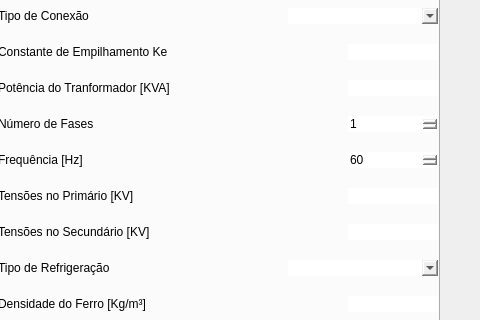
The window that GUI/main.ui (Danilodcn/TrafoTCC) describes before a commit, drawn with Qt 5; both pictures show x 101 to 581 and y 144 to 464 of the 581 by 603 pixel window.
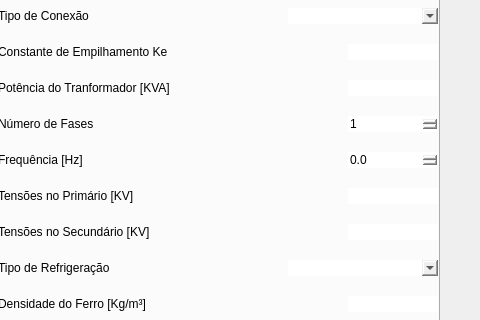
The same window after the commit. The open tabs and pages were chosen to show the change. Icons and pictures are not drawn.

```diff
--- a/GUI/main.ui
+++ b/GUI/main.ui
@@ -2485,21 +2485,21 @@
               </widget>
              </item>
              <item>
-              <widget class="QSpinBox" name="spinBox_frequencia_hz">
+              <widget class="QDoubleSpinBox" name="spinBox_frequencia_hz">
                <property name="maximumSize">
                 <size>
                  <width>90</width>
                  <height>16777215</height>
                 </size>
                </property>
-               <property name="minimum">
-                <number>0</number>
+               <property name="decimals">
+                <number>1</number>
                </property>
                <property name="maximum">
-                <number>200</number>
+                <double>200.000000000000000</double>
                </property>
-               <property name="value">
-                <number>60</number>
+               <property name="singleStep">
+                <double>1.000000000000000</double>
                </property>
               </widget>
              </item>
```
Left out of the diff: 2 changed lines with no effect on the pictures.
